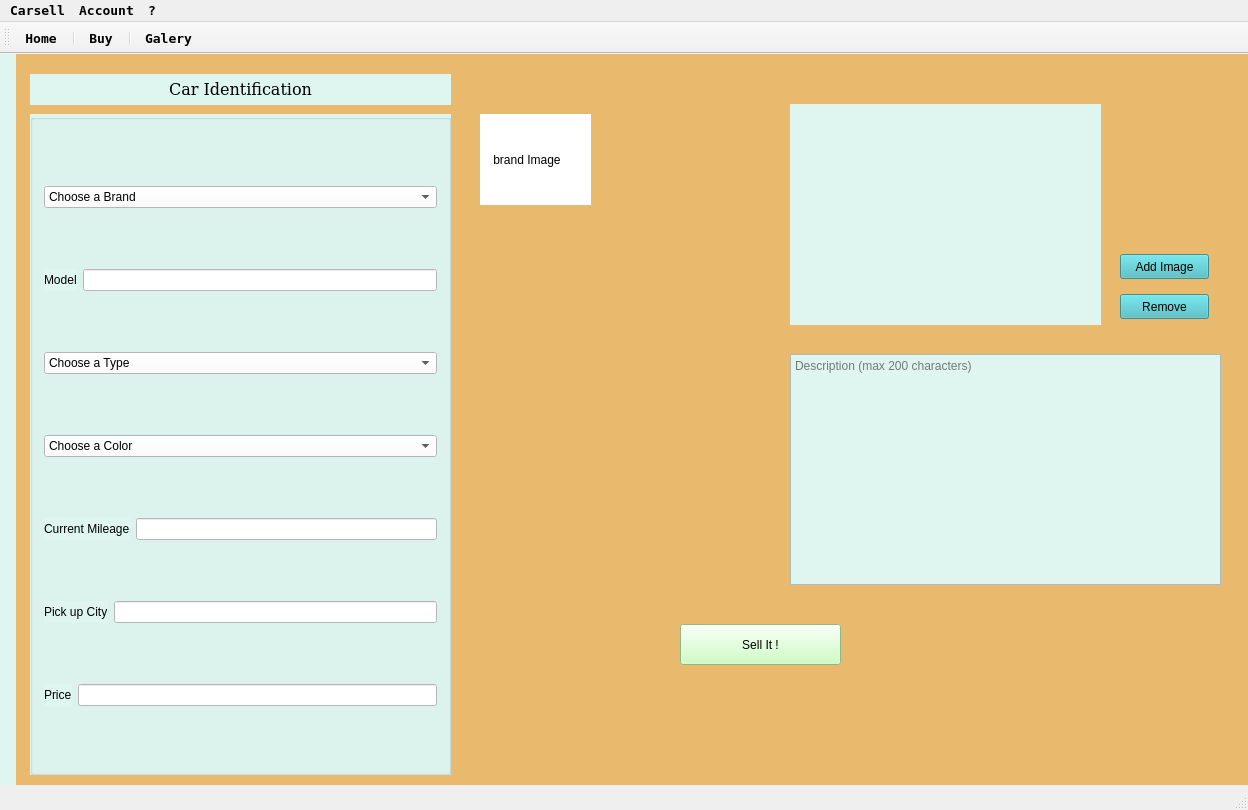
The window that carsell.ui (danieldir/carSellGui) describes before a commit, drawn with Qt 5.
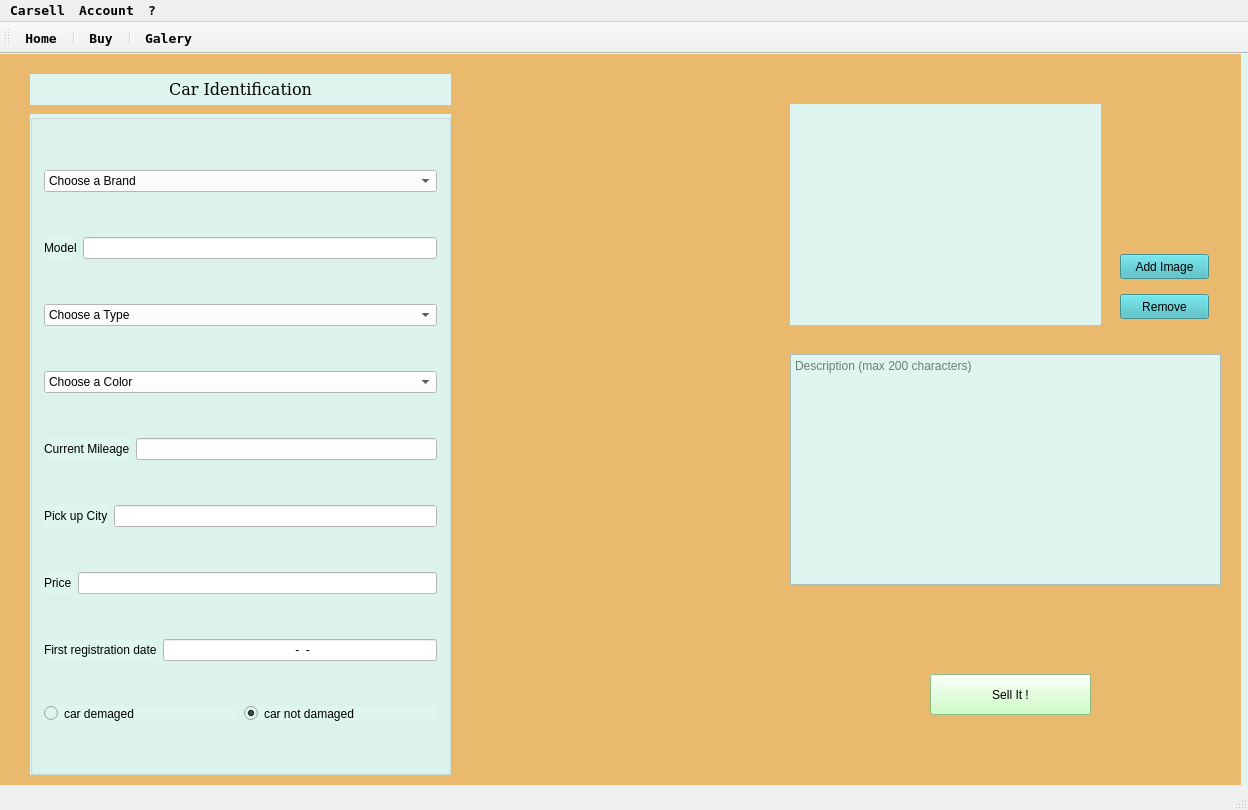
The same window after the commit. The open tabs and pages were chosen to show the change. Icons and pictures are not drawn.

Commit message: Added First Registration and damaged to Search an sell pages.

Diff of the .ui file:
```diff
--- a/carsell.ui
+++ b/carsell.ui
@@ -770,6 +770,8 @@
       </property>
       <layout class="QVBoxLayout" name="verticalLayout_2">
        <item>
+        <layout class="QHBoxLayout" name="horizontalLayout_25">
+         <item>
         <widget class="QComboBox" name="carBrandRegistrationComboBox">
          <property name="styleSheet">
           <string notr="true">background-color: rgb(255, 255, 255);</string>
@@ -936,6 +938,8 @@
          </item>
         </widget>
        </item>
+        </layout>
+       </item>
        <item>
         <layout class="QHBoxLayout" name="horizontalLayout_16">
          <item>
@@ -958,6 +962,8 @@
         </layout>
        </item>
        <item>
+        <layout class="QHBoxLayout" name="horizontalLayout_15">
+         <item>
         <widget class="QComboBox" name="carTypeRegistrationCombo">
          <property name="styleSheet">
           <string notr="true">background-color: rgb(255, 255, 255);</string>
@@ -989,6 +995,10 @@
          </item>
         </widget>
        </item>
+        </layout>
+       </item>
+       <item>
+        <layout class="QHBoxLayout" name="horizontalLayout_24">
        <item>
         <widget class="QComboBox" name="carColorRegistrationCombo">
          <property name="styleSheet">
@@ -1056,6 +1066,8 @@
          </item>
         </widget>
        </item>
+        </layout>
+       </item>
        <item>
         <layout class="QHBoxLayout" name="horizontalLayout_13">
          <item>
@@ -1122,13 +1134,66 @@
          </item>
         </layout>
        </item>
+       <item>
+        <layout class="QHBoxLayout" name="horizontalLayout_19">
+         <item>
+          <widget class="QLabel" name="label_20">
+           <property name="font">
+            <font>
+             <family>Ubuntu</family>
+            </font>
+           </property>
+           <property name="styleSheet">
+            <string notr="true"/>
+           </property>
+           <property name="text">
+            <string>First registration date</string>
+           </property>
+          </widget>
+         </item>
+         <item>
+          <widget class="QLineEdit" name="carFirstRegistrationLineEdit">
+           <property name="styleSheet">
+            <string notr="true">background-color: rgb(255, 255, 255);</string>
+           </property>
+           <property name="inputMask">
+            <string>9999-99-99</string>
+           </property>
+           <property name="alignment">
+            <set>Qt::AlignCenter</set>
+           </property>
+          </widget>
+         </item>
+        </layout>
+       </item>
+       <item>
+        <layout class="QHBoxLayout" name="horizontalLayout_20">
+         <item>
+          <widget class="QRadioButton" name="damagedRadioButton">
+           <property name="text">
+            <string>car demaged</string>
+           </property>
+          </widget>
+         </item>
+         <item>
+          <widget class="QRadioButton" name="notDamagedRadioButton">
+           <property name="text">
+            <string>car not damaged</string>
+           </property>
+           <property name="checked">
+            <bool>true</bool>
+           </property>
+          </widget>
+         </item>
+        </layout>
+       </item>
       </layout>
      </widget>
      <widget class="QPushButton" name="sellCarButton">
       <property name="geometry">
        <rect>
-        <x>680</x>
-        <y>570</y>
+        <x>930</x>
+        <y>620</y>
         <width>161</width>
         <height>41</height>
        </rect>
@@ -1165,22 +1230,6 @@
        <set>Qt::AlignCenter</set>
       </property>
      </widget>
-     <widget class="QLabel" name="carBrandImage">
-      <property name="geometry">
-       <rect>
-        <x>480</x>
-        <y>60</y>
-        <width>111</width>
-        <height>91</height>
-       </rect>
-      </property>
-      <property name="styleSheet">
-       <string notr="true">background-color: rgb(255, 255, 255);</string>
-      </property>
-      <property name="text">
-       <string>    brand Image</string>
-      </property>
-     </widget>
      <widget class="QPushButton" name="addCarImageButton">
       <property name="geometry">
        <rect>
@@ -1232,7 +1281,7 @@
      <widget class="QLabel" name="label_19">
       <property name="geometry">
        <rect>
-        <x>16</x>
+        <x>0</x>
         <y>0</y>
         <width>1241</width>
         <height>791</height>
```
Left out of the diff: 89 changed lines with no effect on the pictures. Lines whose indentation alone changed are shown as unchanged. The commit also changes 3 other files.
